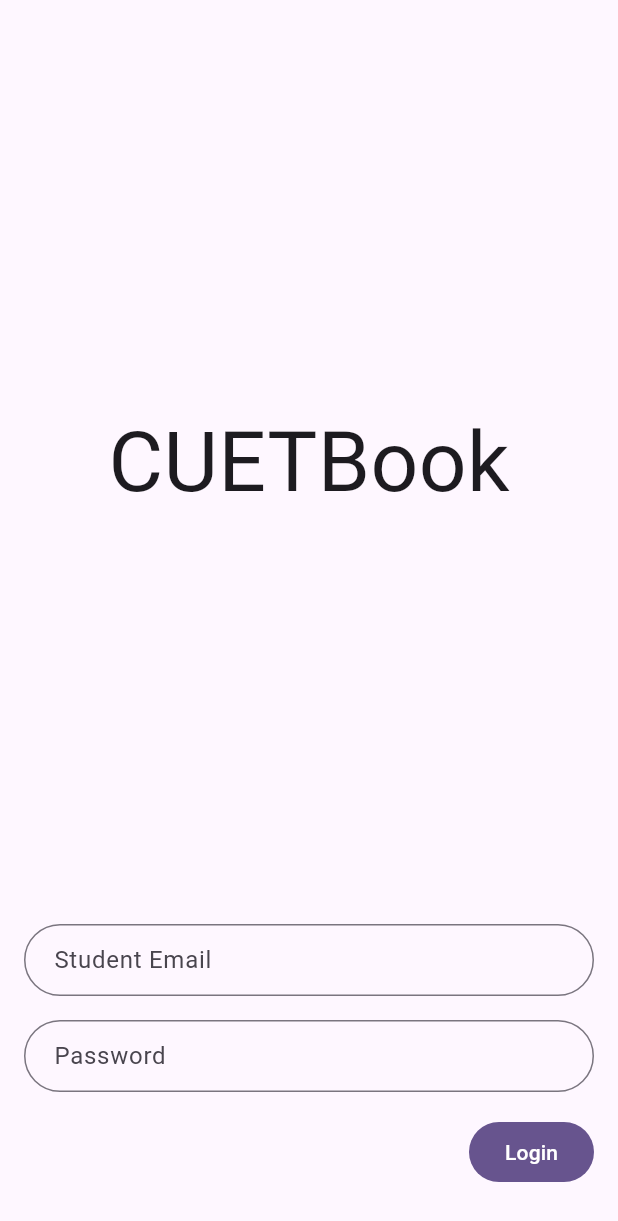
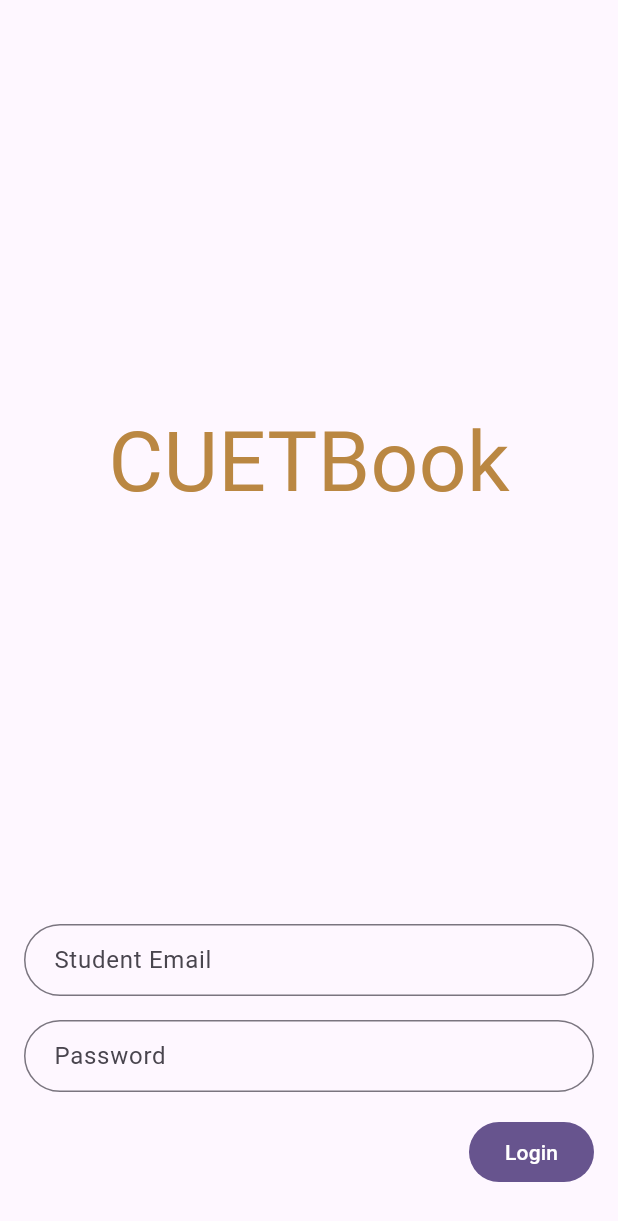
Before and after one commit to cuet-dev-corpse/cuet_book, a Flutter app: the screen it shows after launch, on a phone screen of 412 x 824 dp. Shown: the top 1221 px of the screen. Run offline on Flutter 3.47's test engine with Material 2 defaults, Android fonts, the phone set to English and light mode, and no system bars.

Commit message:
🎨 Change logo color to suit CUET theme

```diff
--- a/lib/screens/login_screen.dart
+++ b/lib/screens/login_screen.dart
@@ -23,11 +23,13 @@ class _LoginScreenState extends State<LoginScreen> with ValidationMixin {
         child: Column(
           crossAxisAlignment: CrossAxisAlignment.end,
           children: [
-            const Expanded(
+            Expanded(
               child: Center(
                 child: Text(
                   "CUETBook",
-                  style: TextStyle(fontSize: 7 * kSpacing),
+                  style: TextStyle(
+                      fontSize: 7 * kSpacing,
+                      color: Theme.of(context).colorScheme.secondary),
                 ),
               ),
             ),
```
